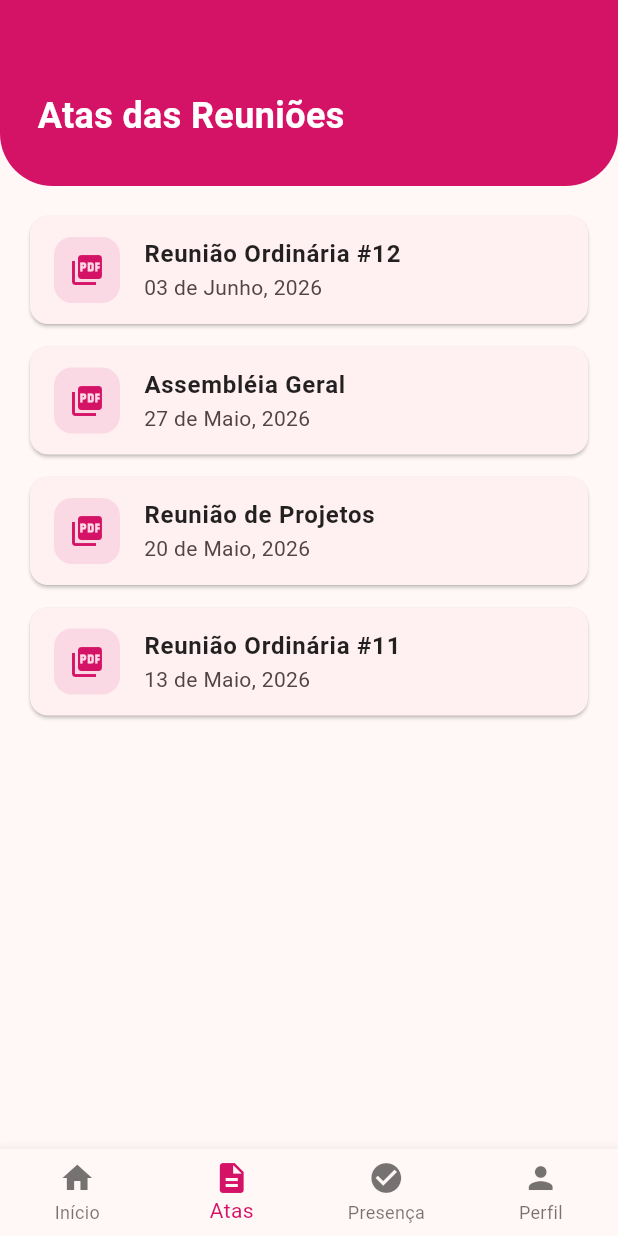
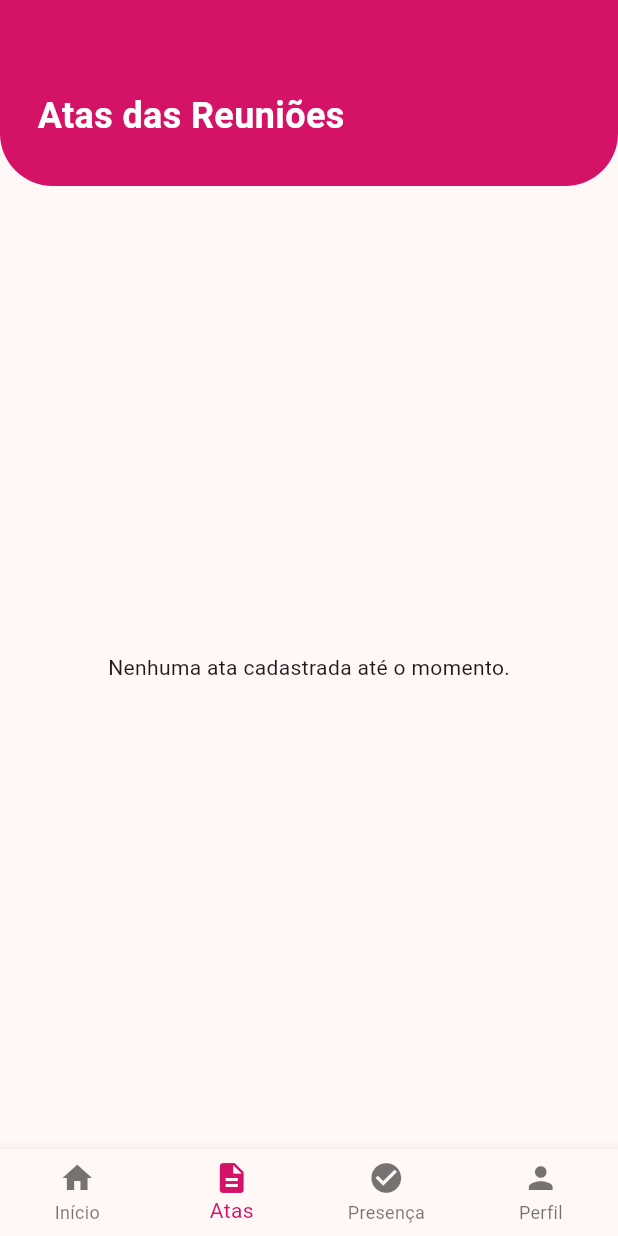
Before and after one commit to ThurPjh/Rotaractjp, a Flutter app: the screen it shows once a user with an empty profile is signed in, item 2 of the bottom bar chosen, on a phone screen of 412 x 824 dp. Run offline on Flutter 3.47's test engine with Material 3 defaults, Android fonts, the phone set to English and light mode, and no system bars; our stand-ins replace cloud_firestore, firebase_auth, firebase_core; accounts and stored records are empty.

Commit message:
Atas page update

```diff
--- a/lib/main.dart
+++ b/lib/main.dart
@@ -11,12 +11,11 @@ import 'package:rotaract_app/services/user_service.dart';
 import 'package:rotaract_app/screens/home_screen.dart';
 import 'package:rotaract_app/screens/atas_screen.dart';
 import 'package:rotaract_app/screens/login_screen.dart';
+import 'package:rotaract_app/screens/perfil_screen.dart';
 
 void main() async {
   WidgetsFlutterBinding.ensureInitialized();
-  await Firebase.initializeApp(
-    options: DefaultFirebaseOptions.currentPlatform,
-  );
+  await Firebase.initializeApp(options: DefaultFirebaseOptions.currentPlatform);
   runApp(const RotaractApp());
 }
 
@@ -34,7 +33,7 @@ class RotaractApp extends StatelessWidget {
         useMaterial3: true,
         colorScheme: ColorScheme.fromSeed(
           seedColor: rosaOficial,
-          primary: rosaOficial
+          primary: rosaOficial,
         ),
       ),
       home: StreamBuilder<User?>(
@@ -99,14 +98,11 @@ class _MainNavigationState extends State<MainNavigation> {
           ),
         ),
       ),
-      const Center(child: Text('Perfil em desenvolvimento')),
+      PerfilScreen(usuario: widget.usuario),
     ];
 
     return Scaffold(
-      body: IndexedStack(
-        index: _selectedIndex,
-        children: _screens,
-      ),
+      body: IndexedStack(index: _selectedIndex, children: _screens),
       bottomNavigationBar: BottomNavigationBar(
         currentIndex: _selectedIndex,
         onTap: (index) => setState(() => _selectedIndex = index),
@@ -115,7 +111,10 @@ class _MainNavigationState extends State<MainNavigation> {
         items: const [
           BottomNavigationBarItem(icon: Icon(Icons.home), label: 'Início'),
           BottomNavigationBarItem(icon: Icon(Icons.description), label: 'Atas'),
-          BottomNavigationBarItem(icon: Icon(Icons.check_circle), label: 'Presença'),
+          BottomNavigationBarItem(
+            icon: Icon(Icons.check_circle),
+            label: 'Presença',
+          ),
           BottomNavigationBarItem(icon: Icon(Icons.person), label: 'Perfil'),
         ],
       ),
--- /dev/null
+++ b/lib/models/ata_model.dart
@@ -0,0 +1,25 @@
+import 'package:cloud_firestore/cloud_firestore.dart';
+
+class AtaModel {
+  final String id;
+  final String titulo;
+  final String data;
+  final String conteudo;
+
+  AtaModel({
+    required this.id,
+    required this.titulo,
+    required this.data,
+    required this.conteudo,
+  });
+
+  factory AtaModel.fromFirestore(DocumentSnapshot doc) {
+    Map<String, dynamic> data = doc.data() as Map<String, dynamic>;
+    return AtaModel(
+      id: doc.id,
+      titulo: data['titulo'] ?? '',
+      data: data['data'] ?? '',
+      conteudo: data['conteudo'] ?? '',
+    );
+  }
+}
--- a/lib/screens/atas_screen.dart
+++ b/lib/screens/atas_screen.dart
@@ -1,15 +1,19 @@
 import 'package:flutter/material.dart';
+import '../models/ata_model.dart';
+import '../services/database.dart';
+import 'ler_ata_screen.dart';
 
 class AtasScreen extends StatelessWidget {
   const AtasScreen({super.key});
 
   @override
   Widget build(BuildContext context) {
+    // Busca a cor primária definida no seu Theme (o Rosa Oficial)
     final Color rosaVibrante = Theme.of(context).primaryColor;
 
     return Column(
       children: [
-        // Cabeçalho da Tela de Atas
+        // Cabeçalho estilizado
         Container(
           width: double.infinity,
           padding: const EdgeInsets.fromLTRB(25, 60, 25, 30),
@@ -29,64 +33,83 @@ class AtasScreen extends StatelessWidget {
           ),
         ),
 
-        // Lista de Atas
+        // Área da lista com StreamBuilder para atualização em tempo real
         Expanded(
-          child: ListView(
-            padding: const EdgeInsets.all(20),
-            children: [
-              _itemAta(
-                rosaVibrante,
-                "Reunião Ordinária #12",
-                "03 de Junho, 2026",
-                "Ata_03_06.pdf",
-              ),
-              _itemAta(
-                rosaVibrante,
-                "Assembléia Geral",
-                "27 de Maio, 2026",
-                "Ata_27_05.pdf",
-              ),
-              _itemAta(
-                rosaVibrante,
-                "Reunião de Projetos",
-                "20 de Maio, 2026",
-                "Proj_Maio.pdf",
-              ),
-              _itemAta(
-                rosaVibrante,
-                "Reunião Ordinária #11",
-                "13 de Maio, 2026",
-                "Ata_13_05.pdf",
-              ),
-            ],
+          child: StreamBuilder<List<AtaModel>>(
+            // Certifique-se que o método 'atas' existe no seu DatabaseService
+            stream: DatabaseService().atas,
+            builder: (context, snapshot) {
+              if (snapshot.connectionState == ConnectionState.waiting) {
+                return const Center(child: CircularProgressIndicator());
+              }
+
+              if (snapshot.hasError) {
+                return const Center(
+                  child: Text("Erro ao carregar as atas."),
+                );
+              }
+
+              if (!snapshot.hasData || snapshot.data!.isEmpty) {
+                return const Center(
+                  child: Text("Nenhuma ata cadastrada até o momento."),
+                );
+              }
+
+              final listaAtas = snapshot.data!;
+
+              return ListView.builder(
+                padding: const EdgeInsets.all(20),
+                itemCount: listaAtas.length,
+                itemBuilder: (context, index) {
+                  final ata = listaAtas[index];
+                  return _itemAta(context, rosaVibrante, ata);
+                },
+              );
+            },
           ),
         ),
       ],
     );
   }
 
-  Widget _itemAta(Color cor, String titulo, String data, String arquivo) {
+  // Widget auxiliar para cada item da lista (Card)
+  Widget _itemAta(BuildContext context, Color cor, AtaModel ata) {
     return Card(
+      elevation: 1,
       margin: const EdgeInsets.only(bottom: 15),
+      shape: RoundedRectangleBorder(
+        borderRadius: BorderRadius.circular(15),
+      ),
       child: ListTile(
+        contentPadding: const EdgeInsets.symmetric(horizontal: 20, vertical: 8),
         leading: Container(
           padding: const EdgeInsets.all(10),
           decoration: BoxDecoration(
             color: cor.withOpacity(0.1),
             borderRadius: BorderRadius.circular(12),
           ),
-          child: Icon(Icons.picture_as_pdf, color: cor),
+          child: Icon(Icons.description, color: cor),
         ),
         title: Text(
-          titulo,
+          ata.titulo,
           style: const TextStyle(
             fontWeight: FontWeight.bold,
             color: Colors.black87,
           ),
         ),
-        subtitle: Text(data),
+        subtitle: Text(
+          ata.data, // Como você optou por String, ele exibe o que estiver no banco
+          style: TextStyle(color: Colors.grey[600]),
+        ),
+        trailing: const Icon(Icons.chevron_right, color: Colors.grey),
         onTap: () {
-          // Aqui no futuro você colocará a lógica para abrir o PDF
+          // Navega para a tela de leitura passando o objeto 'ata'
+          Navigator.push(
+            context,
+            MaterialPageRoute(
+              builder: (context) => LerAtaScreen(ata: ata),
+            ),
+          );
         },
       ),
     );
```
Also changed, not shown: lib/screens/ler_ata_screen.dart (added, +44 -0 lines), lib/services/database.dart (+13 -0 lines).
